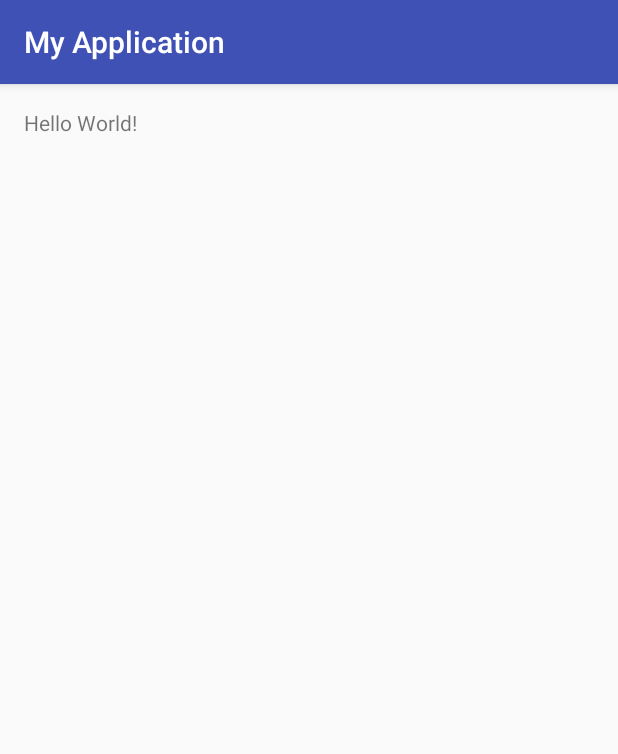
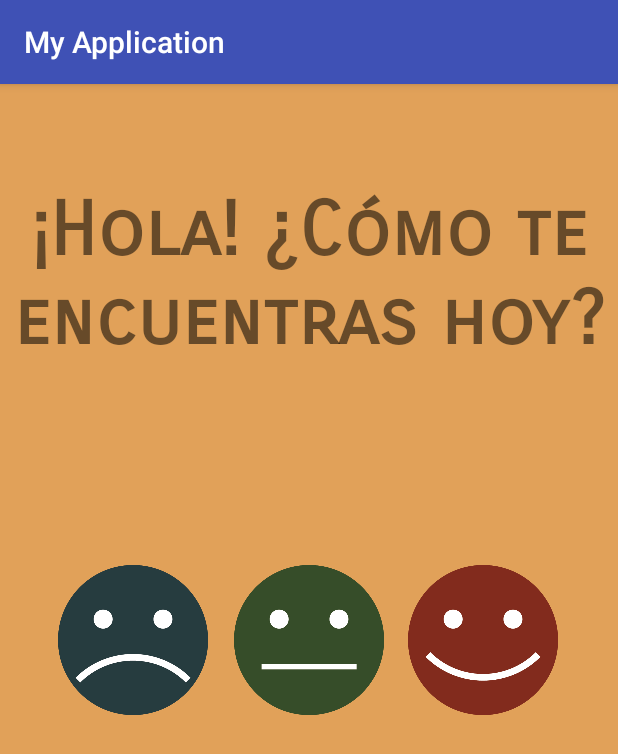
Before and after one commit to EmiMLG/HappyLevel, an Android app: the screen it shows after launch (MainActivity), on a phone screen of 412 x 824 dp. Shown: the top 754 px of the screen. Run offline under Robolectric (Android 15) with nearby library versions, the phone set to English and light mode, and no system bars.

Commit message:
added image feel

```diff
--- a/app/src/main/res/layout/activity_main.xml
+++ b/app/src/main/res/layout/activity_main.xml
@@ -4,14 +4,55 @@
     android:id="@+id/activity_main"
     android:layout_width="match_parent"
     android:layout_height="match_parent"
-    android:paddingBottom="@dimen/activity_vertical_margin"
-    android:paddingLeft="@dimen/activity_horizontal_margin"
-    android:paddingRight="@dimen/activity_horizontal_margin"
-    android:paddingTop="@dimen/activity_vertical_margin"
+    android:background="#e1a159"
+    android:paddingBottom="0dp"
+    android:paddingLeft="0dp"
+    android:paddingRight="0dp"
+    android:paddingTop="0dp"
     tools:context="es.telefonica.talentum.myapplication.MainActivity">
 
     <TextView
-        android:layout_width="wrap_content"
-        android:layout_height="wrap_content"
-        android:text="Hello World!" />
+        android:id="@+id/activity_main___text_view"
+        android:layout_width="match_parent"
+        android:layout_height="255dp"
+        android:text="¡Hola! ¿Cómo te encuentras hoy?"
+        android:textSize="50sp"
+        android:gravity="center"
+        android:textAlignment="center"
+        android:fontFamily="sans-serif-smallcaps"
+        android:textStyle="bold"
+        />
+
+    <ImageView
+        android:id="@+id/activity_main___button_normal_off"
+        android:src="@drawable/normal_off"
+        android:layout_width="100dp"
+        android:layout_height="100dp"
+        android:layout_alignTop="@+id/activity_main___button_sad_off"
+        android:layout_centerHorizontal="true" />
+
+    <ImageView
+        android:id="@+id/activity_main___button_happy_off"
+        android:src="@drawable/happy_off"
+        android:layout_width="100dp"
+        android:layout_height="100dp"
+        android:layout_alignTop="@+id/activity_main___button_normal_off"
+        android:layout_toRightOf="@+id/activity_main___button_normal_off"
+        android:layout_toEndOf="@+id/activity_main___button_normal_off"
+        android:layout_marginLeft="16dp"
+        android:layout_marginStart="16dp" />
+
+    <ImageView
+        android:src="@drawable/sad_off"
+        android:layout_width="100dp"
+        android:layout_height="100dp"
+        android:layout_marginTop="65dp"
+        android:id="@+id/activity_main___button_sad_off"
+        android:layout_below="@+id/activity_main___text_view"
+        android:layout_toLeftOf="@+id/activity_main___button_normal_off"
+        android:layout_toStartOf="@+id/activity_main___button_normal_off"
+        android:layout_marginRight="17dp"
+        android:layout_marginEnd="17dp" />
+
+
 </RelativeLayout>
```
Also changed, not shown: app/src/main/res/drawable/happy.png (added), app/src/main/res/drawable/happy_off.png (added), app/src/main/res/drawable/normal.png (added), app/src/main/res/drawable/normal_off.png (added), app/src/main/res/drawable/sad.png (added), app/src/main/res/drawable/sad_off.png (added).
